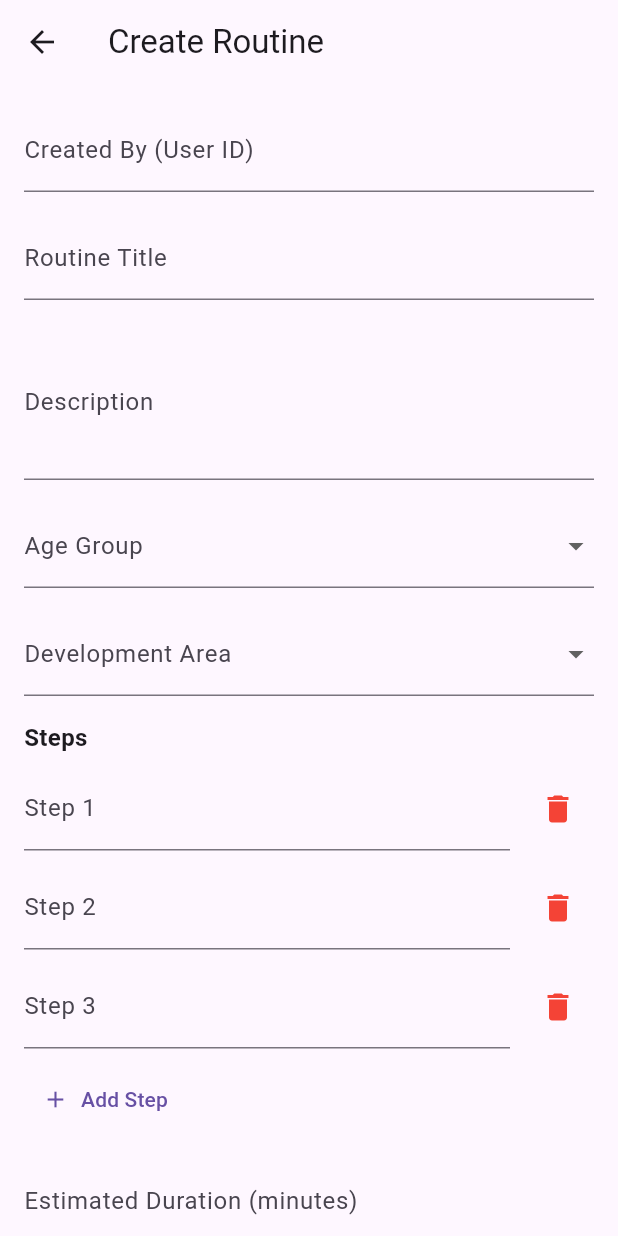
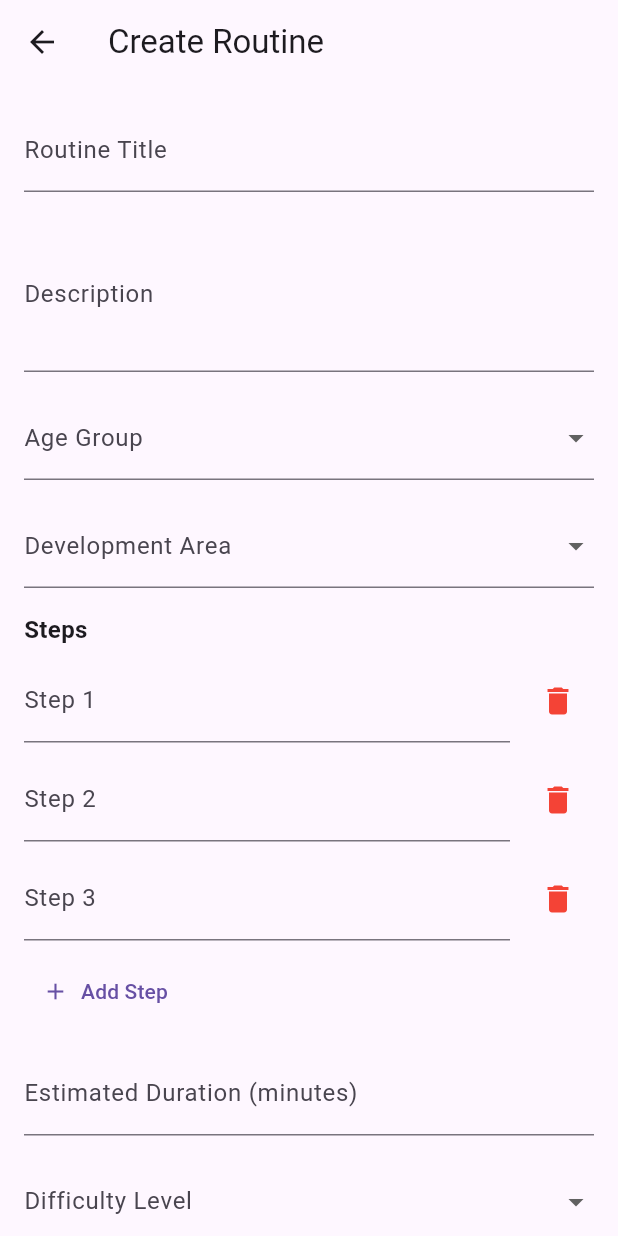
Before and after one commit to Susinidu4/ChromaBloom_Research_Project, a Flutter app: the FormScreen screen opened by its route, on a phone screen of 412 x 824 dp. Run offline on Flutter 3.47's test engine with Material 3 defaults, Android fonts, the phone set to English and light mode, and no system bars; our stand-ins replace flutter_tts.

Commit message:
update create route page

```diff
--- a/frontend/lib/pages/Interactive_visual_task_scheduler/Caregiver_Routine/create_routine.dart
+++ b/frontend/lib/pages/Interactive_visual_task_scheduler/Caregiver_Routine/create_routine.dart
@@ -11,8 +11,11 @@ class FormScreen extends StatefulWidget {
 class _FormScreenState extends State<FormScreen> {
   final _formKey = GlobalKey<FormState>();
 
+  // TEMP hard-coded caregiver / user id
+  // TODO: later replace with real logged-in caregiver id
+  static const String hardcodedCaregiverId = "p-0001";
+
   // Controllers for routine fields
-  final TextEditingController createdByController = TextEditingController();
   final TextEditingController titleController = TextEditingController();
   final TextEditingController descriptionController = TextEditingController();
   final TextEditingController estimatedDurationController =
@@ -50,7 +53,6 @@ class _FormScreenState extends State<FormScreen> {
 
   @override
   void dispose() {
-    createdByController.dispose();
     titleController.dispose();
     descriptionController.dispose();
     estimatedDurationController.dispose();
@@ -63,26 +65,26 @@ class _FormScreenState extends State<FormScreen> {
   void handleSubmit() async {
     if (!_formKey.currentState!.validate()) return;
 
-  // Build steps array like backend expects (step_number is Number in backend)
+    // Build steps array like backend expects (step_number is Number)
     final steps = List.generate(stepControllers.length, (i) {
       return {
-      "step_number": i + 1, // ✅ must be Number (not string)
+        "step_number": i + 1,
         "instruction": stepControllers[i].text.trim(),
       };
     });
 
     final routineData = {
-    "created_by": createdByController.text.trim(),
+      "created_by": hardcodedCaregiverId, // ✅ temp hard-coded user id
       "title": titleController.text.trim(),
       "description": descriptionController.text.trim(),
       "age_group": selectedAgeGroup,
       "development_area": selectedDevelopmentArea,
       "steps": steps,
-    "estimated_duration": int.parse(estimatedDurationController.text.trim()),
+      "estimated_duration":
+          int.parse(estimatedDurationController.text.trim()),
       "difficulty_level": selectedDifficultyLevel,
     };
 
-  // ✅ Call backend and wait for response
     final success = await RoutineApi.createRoutine(routineData);
 
     if (success) {
@@ -90,12 +92,13 @@ class _FormScreenState extends State<FormScreen> {
         const SnackBar(content: Text("Routine Created Successfully!")),
       );
 
-    // optional: clear form
-    createdByController.clear();
+      // clear form
       titleController.clear();
       descriptionController.clear();
       estimatedDurationController.clear();
-    stepControllers.forEach((c) => c.clear());
+      for (final c in stepControllers) {
+        c.clear();
+      }
       setState(() {
         selectedAgeGroup = null;
         selectedDevelopmentArea = null;
@@ -108,34 +111,17 @@ class _FormScreenState extends State<FormScreen> {
     }
   }
 
-
   @override
   Widget build(BuildContext context) {
     return Scaffold(
       appBar: AppBar(title: const Text("Create Routine")),
-
       body: SingleChildScrollView(
         padding: const EdgeInsets.all(16),
-
         child: Form(
           key: _formKey,
           child: Column(
             crossAxisAlignment: CrossAxisAlignment.start,
             children: [
-
-              // created_by
-              TextFormField(
-                controller: createdByController,
-                decoration: const InputDecoration(
-                  labelText: "Created By (User ID)",
-                  hintText: "e.g. u-001",
-                ),
-                validator: (value) =>
-                    value == null || value.isEmpty ? "Required" : null,
-              ),
-
-              const SizedBox(height: 16),
-
               // title
               TextFormField(
                 controller: titleController,
@@ -184,7 +170,8 @@ class _FormScreenState extends State<FormScreen> {
               // development_area dropdown
               DropdownButtonFormField<String>(
                 value: selectedDevelopmentArea,
-                decoration: const InputDecoration(labelText: "Development Area"),
+                decoration:
+                    const InputDecoration(labelText: "Development Area"),
                 items: const [
                   DropdownMenuItem(value: "Motor", child: Text("Motor")),
                   DropdownMenuItem(value: "Language", child: Text("Language")),
@@ -273,7 +260,8 @@ class _FormScreenState extends State<FormScreen> {
               // difficulty dropdown
               DropdownButtonFormField<String>(
                 value: selectedDifficultyLevel,
-                decoration: const InputDecoration(labelText: "Difficulty Level"),
+                decoration:
+                    const InputDecoration(labelText: "Difficulty Level"),
                 items: const [
                   DropdownMenuItem(value: "Easy", child: Text("Easy")),
                   DropdownMenuItem(value: "Medium", child: Text("Medium")),
--- a/frontend/lib/services/routine_api.dart
+++ b/frontend/lib/services/routine_api.dart
@@ -8,7 +8,7 @@ class RoutineApi {
   // ===============================
 
   // For EMULATOR:
-  static const String baseUrl = "http://10.0.2.2:5000/chromabloom/routine";
+  static const String baseUrl = "http://localhost:5000/chromabloom/routine";
 
   // For REAL PHONE:
   // static const String baseUrl ="http://172.28.0.221:5000/chromabloom/routine";  // <-- CHANGE IP IF NEEDED
```
Also changed, not shown: 1 other file. Lines whose indentation alone changed are shown as unchanged.
